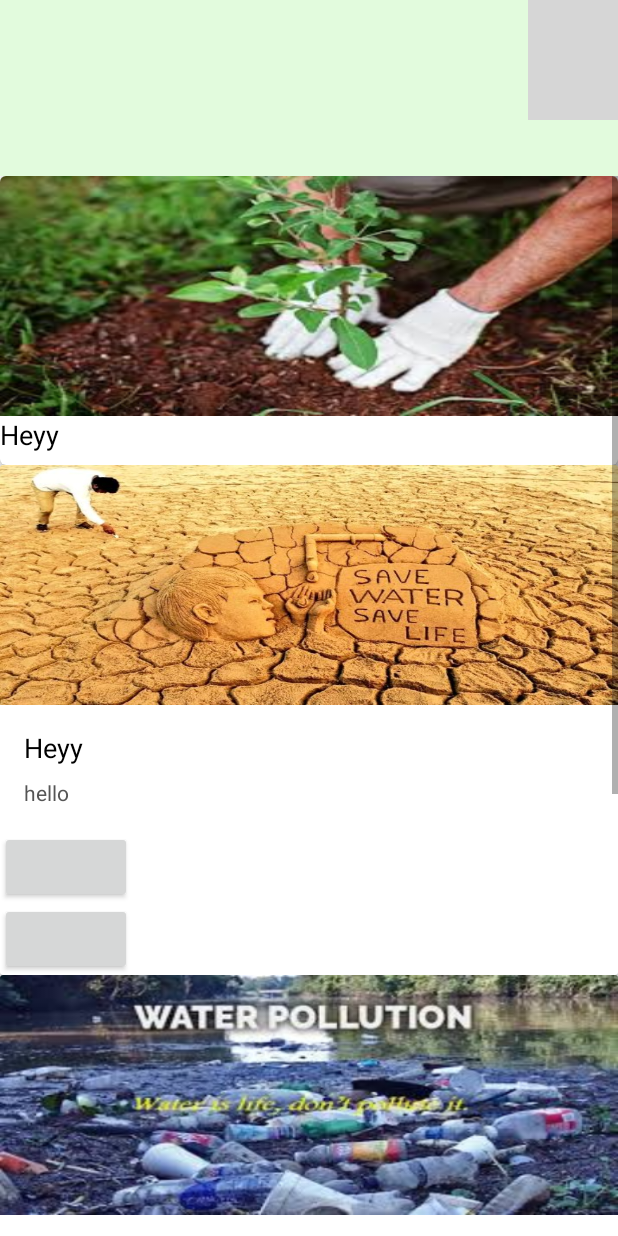
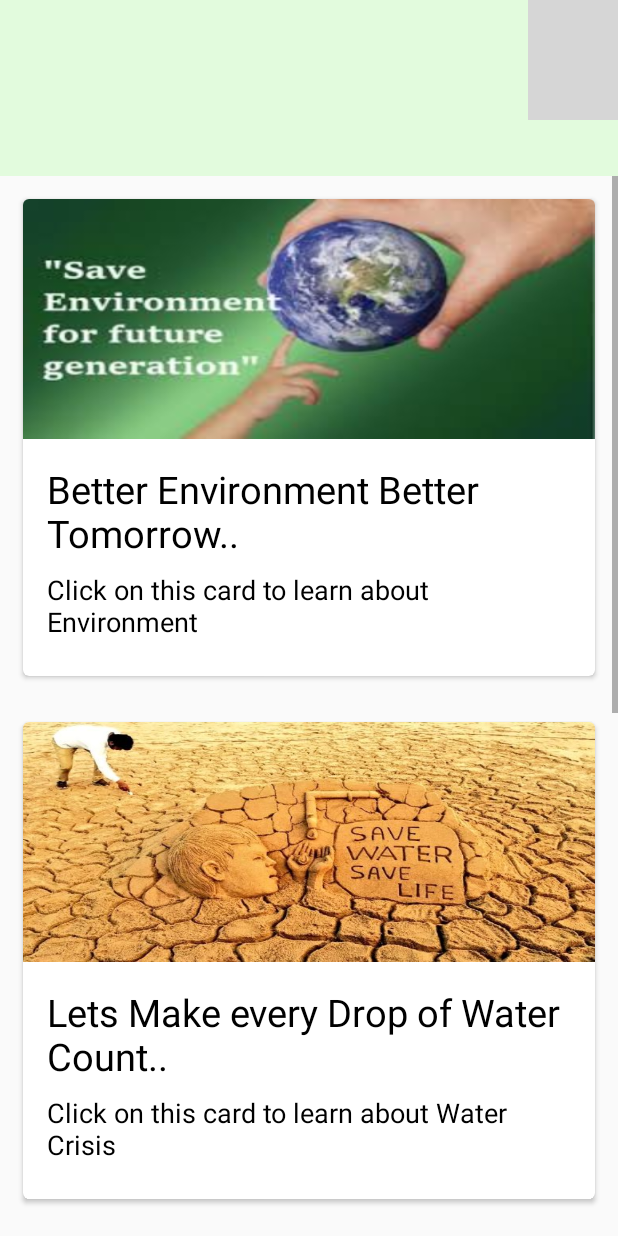
Before and after one commit to rahulbhat31/lets_wake_up, an Android app: the HomePage screen opened directly, with no data from a screen before it, on a phone screen of 412 x 824 dp. Run offline under Robolectric (Android 15) with nearby library versions, the light colour scheme and no system bars; grey boxes are pictures that could not be loaded.

Commit message:
added quotes

```diff
--- a/app/src/main/res/layout/activity_home__page.xml
+++ b/app/src/main/res/layout/activity_home__page.xml
@@ -92,8 +92,8 @@
     <androidx.cardview.widget.CardView xmlns:card_view="http://schemas.android.com/apk/res-auto"
         android:id="@+id/env"
         android:layout_width="match_parent"
-        android:layout_height="0dp"
-        android:layout_weight="1.5"
+        android:layout_height="wrap_content"
+        android:layout_margin="15dp"
         card_view:cardCornerRadius="4dp">
 
         <LinearLayout
@@ -104,55 +104,48 @@
             <ImageView
                 android:layout_width="match_parent"
                 android:layout_height="160dp"
-                android:src="@drawable/plant_tree"
+                android:src="@drawable/saveenv"
                 android:scaleType="fitXY"
                 />
+
+            <LinearLayout
+                android:layout_width="match_parent"
+                android:layout_height="wrap_content"
+                android:orientation="vertical"
+                android:padding="16dp">
 
                 <TextView
                     android:layout_width="match_parent"
                     android:layout_height="wrap_content"
                     android:layout_marginBottom="8dp"
-                    android:text="Heyy"
+                    android:text="Better Environment Better Tomorrow.."
+                    android:textColor="#000"
+                    android:textSize="25sp" />
+
+                <TextView
+                    android:layout_width="match_parent"
+                    android:layout_height="wrap_content"
+                    android:layout_marginBottom="8dp"
+                    android:text="Click on this card to learn about Environment"
                     android:textColor="#000"
                     android:textSize="18sp" />
+            </LinearLayout>
 
 
         </LinearLayout>
 
-
-        <!--<LinearLayout-->
-        <!--android:layout_width="match_parent"-->
-        <!--android:layout_height="wrap_content"-->
-        <!--android:orientation="horizontal">-->
-
-        <!--<Button-->
-        <!--android:id="@+id/water_cri"-->
-        <!--android:layout_width="0dp"-->
-        <!--android:layout_weight="6"-->
-        <!--android:layout_margin="30dp"-->
-        <!--android:layout_height="match_parent"-->
-        <!--android:background="@color/colorPrimary"/>-->
-
-
-        <!--<Button-->
-        <!--android:id="@+id/water_crii"-->
-        <!--android:layout_width="0dp"-->
-        <!--android:layout_weight="6"-->
-        <!--android:layout_margin="30dp"-->
-        <!--android:layout_height="200dp"-->
-        <!--android:background="@color/colorAccent"/>-->
-
-        <!--</LinearLayout>-->
-
     </androidx.cardview.widget.CardView>
 
 
-    <androidx.cardview.widget.CardView
+    <androidx.cardview.widget.CardView xmlns:card_view="http://schemas.android.com/apk/res-auto"
         android:id="@+id/water_cri"
         android:layout_width="match_parent"
-        android:layout_height="wrap_content">
+        android:layout_height="wrap_content"
+        android:layout_margin="15dp"
+        card_view:cardCornerRadius="4dp">
 
-        <LinearLayout
+
+    <LinearLayout
             android:layout_width="match_parent"
             android:layout_height="wrap_content"
             android:orientation="vertical">
@@ -173,42 +166,31 @@
                     android:layout_width="match_parent"
                     android:layout_height="wrap_content"
                     android:layout_marginBottom="8dp"
-                    android:text="Heyy"
+                    android:text="Lets Make every Drop of Water Count.."
                     android:textColor="#000"
-                    android:textSize="18sp" />
+                    android:textSize="25sp" />
 
                 <TextView
                     android:layout_width="match_parent"
                     android:layout_height="wrap_content"
-                    android:text="hello"
-                    android:textColor="#555" />
+                    android:layout_marginBottom="8dp"
+                    android:text="Click on this card to learn about Water Crisis"
+                    android:textColor="#000"
+                    android:textSize="18sp" />
             </LinearLayout>
 
-            <LinearLayout
-                android:layout_width="match_parent"
-                android:layout_height="wrap_content">
-
-                <Button
-                    android:layout_width="wrap_content"
-                    android:layout_height="wrap_content"
-
-                    />
-            </LinearLayout>
-
-            <Button
-                android:layout_width="wrap_content"
-                android:layout_height="wrap_content" />
         </LinearLayout>
 
     </androidx.cardview.widget.CardView>
 
-        <androidx.cardview.widget.CardView
+        <androidx.cardview.widget.CardView xmlns:card_view="http://schemas.android.com/apk/res-auto"
             android:id="@+id/water_pollu"
+            android:layout_width="match_parent"
+            android:layout_height="wrap_content"
+            android:layout_margin="15dp"
+            card_view:cardCornerRadius="4dp">
 
-            android:layout_width="match_parent"
-            android:layout_height="wrap_content">
-
-            <LinearLayout
+        <LinearLayout
                 android:layout_width="match_parent"
                 android:layout_height="wrap_content"
                 android:orientation="vertical">
@@ -229,42 +211,30 @@
                         android:layout_width="match_parent"
                         android:layout_height="wrap_content"
                         android:layout_marginBottom="8dp"
-                        android:text="Heyy"
+                        android:text="Water is Life And Clean Water is Health.."
                         android:textColor="#000"
-                        android:textSize="18sp" />
+                        android:textSize="25sp" />
 
                     <TextView
                         android:layout_width="match_parent"
                         android:layout_height="wrap_content"
-                        android:text="hello"
-                        android:textColor="#555" />
+                        android:layout_marginBottom="8dp"
+                        android:text="Click on this card to learn about Water Pollution"
+                        android:textColor="#000"
+                        android:textSize="18sp" />
                 </LinearLayout>
-
-                <LinearLayout
-                    android:layout_width="match_parent"
-                    android:layout_height="wrap_content">
-
-                    <Button
-                        android:layout_width="wrap_content"
-                        android:layout_height="wrap_content"
-
-                        />
-                </LinearLayout>
-
-                <Button
-                    android:id="@+id/x"
-                    android:layout_width="wrap_content"
-                    android:layout_height="wrap_content" />
             </LinearLayout>
 
         </androidx.cardview.widget.CardView>
 
-        <androidx.cardview.widget.CardView
+        <androidx.cardview.widget.CardView xmlns:card_view="http://schemas.android.com/apk/res-auto"
             android:id="@+id/global_warming"
             android:layout_width="match_parent"
-            android:layout_height="wrap_content">
+            android:layout_height="wrap_content"
+            android:layout_margin="15dp"
+            card_view:cardCornerRadius="4dp">
 
-            <LinearLayout
+        <LinearLayout
                 android:layout_width="match_parent"
                 android:layout_height="wrap_content"
                 android:orientation="vertical">
@@ -280,37 +250,23 @@
                     android:layout_height="wrap_content"
                     android:orientation="vertical"
                     android:padding="16dp">
+                    <TextView
+                        android:layout_width="match_parent"
+                        android:layout_height="wrap_content"
+                        android:layout_marginBottom="8dp"
+                        android:text="Global Warming isn't prediction. Its happening.."
+                        android:textColor="#000"
+                        android:textSize="25sp" />
 
                     <TextView
                         android:layout_width="match_parent"
                         android:layout_height="wrap_content"
                         android:layout_marginBottom="8dp"
-                        android:text="Heyy"
+                        android:text="Click on this card to learn about Environment"
                         android:textColor="#000"
                         android:textSize="18sp" />
-
-                    <TextView
-                        android:layout_width="match_parent"
-                        android:layout_height="wrap_content"
-                        android:text="hello"
-                        android:textColor="#555" />
                 </LinearLayout>
 
-                <LinearLayout
-                    android:layout_width="match_parent"
-                    android:layout_height="wrap_content">
-
-                    <Button
-                        android:layout_width="wrap_content"
-                        android:layout_height="wrap_content"
-
-                        />
-                </LinearLayout>
-
-                <Button
-                    android:id="@+id/xd"
-                    android:layout_width="wrap_content"
-                    android:layout_height="wrap_content" />
             </LinearLayout>
 
         </androidx.cardview.widget.CardView>
```
Also changed, not shown: app/src/main/res/drawable/saveenv.jpg (added).
